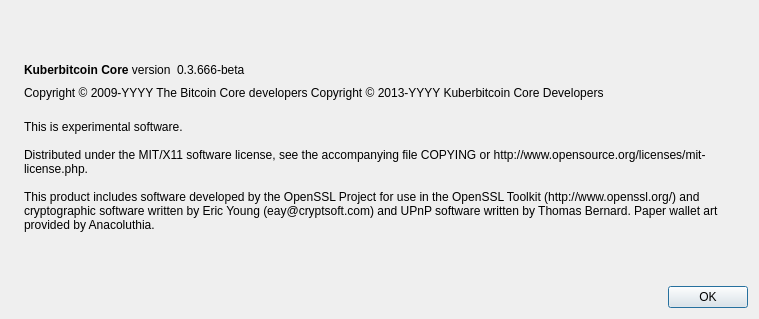
This is src/qt/forms/aboutdialog.ui in Dkpe/Kuberbitcore as Qt 5 draws it before an edit. The edited form follows.
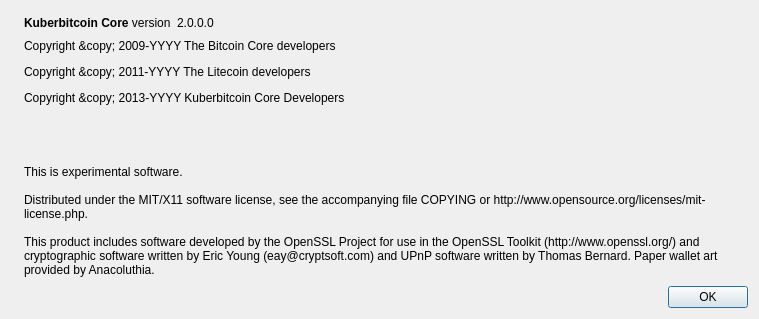
This is the edited form. Icons and pictures are not drawn.

```diff
--- a/src/qt/forms/aboutdialog.ui
+++ b/src/qt/forms/aboutdialog.ui
@@ -63,7 +63,7 @@
           <cursorShape>IBeamCursor</cursorShape>
          </property>
          <property name="text">
-          <string notr="true">0.3.666-beta</string>
+          <string notr="true">2.0.0.0</string>
          </property>
          <property name="textInteractionFlags">
           <set>Qt::LinksAccessibleByMouse|Qt::TextSelectableByKeyboard|Qt::TextSelectableByMouse</set>
@@ -91,8 +91,7 @@
         <cursorShape>IBeamCursor</cursorShape>
        </property>
        <property name="text">
-        <string notr="true">Copyright &amp;copy; 2009-YYYY The Bitcoin Core developers
-          Copyright &amp;copy; 2013-YYYY Kuberbitcoin Core Developers</string>
+        <string notr="true">&lt;html&gt;&lt;head/&gt;&lt;body&gt;&lt;p&gt;Copyright &amp;amp;copy; 2009-YYYY The Bitcoin Core developers&lt;/p&gt;&lt;p&gt;Copyright &amp;amp;copy; 2011-YYYY The Litecoin developers&lt;/p&gt;&lt;p&gt;Copyright &amp;amp;copy; 2013-YYYY Kuberbitcoin Core Developers&lt;/p&gt;&lt;p&gt;&lt;br/&gt;&lt;/p&gt;&lt;/body&gt;&lt;/html&gt;</string>
        </property>
        <property name="textFormat">
         <enum>Qt::RichText</enum>
```
Left out of the diff: 4 changed lines with no effect on the pictures.
